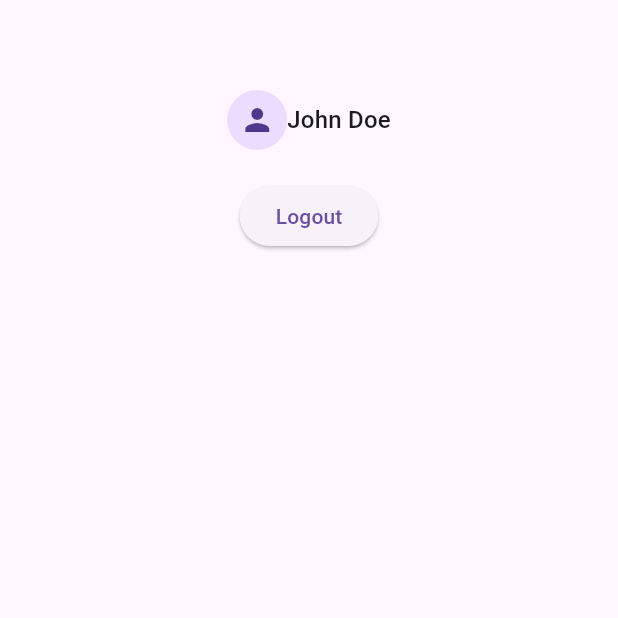
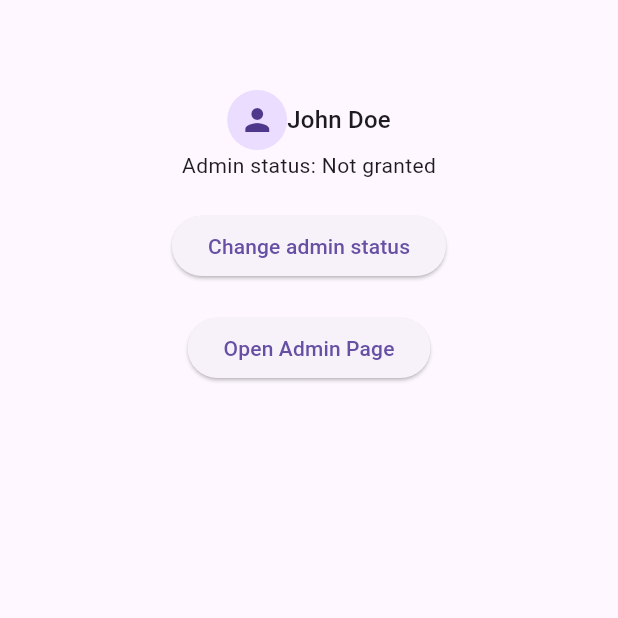
Before and after one commit to Kurczaak/deeplinker, a Flutter app: the ProfilePage screen opened directly, on a phone screen of 412 x 824 dp, the top half of it. Run offline on Flutter 3.47's test engine with Material 3 defaults, Android fonts, the phone set to English and light mode, and no system bars; our stand-ins replace auto_route, bloc, flutter_bloc.

Commit message:
feat: add admin page guards

```diff
--- a/lib/feature/profile/profile_page.dart
+++ b/lib/feature/profile/profile_page.dart
@@ -1,5 +1,6 @@
 import 'package:auto_route/auto_route.dart';
 import 'package:deeplinker/feature/admin/bloc/admin_bloc.dart';
+import 'package:deeplinker/router/router.gr.dart';
 import 'package:flutter/material.dart';
 import 'package:flutter_bloc/flutter_bloc.dart';
 
@@ -10,7 +11,9 @@ class ProfilePage extends StatelessWidget {
   @override
   Widget build(BuildContext context) {
     return Scaffold(
-      body: Column(
+      body: BlocBuilder<AdminBloc, AdminState>(
+        builder: (context, state) {
+          return Column(
             crossAxisAlignment: CrossAxisAlignment.center,
             children: [
               const SizedBox(
@@ -28,15 +31,33 @@ class ProfilePage extends StatelessWidget {
                   ),
                 ],
               ),
+              Text(
+                  'Admin status: ${state is Authenticated ? 'Granted' : 'Not granted'}'),
               const SizedBox(
                 height: 20,
               ),
               ElevatedButton(
                 onPressed: () {
+                  if (state is Authenticated) {
                     context.read<AdminBloc>().add(Deauthenticate());
+                  } else {
+                    context.read<AdminBloc>().add(Authenticate());
+                  }
                 },
-              child: const Text('Logout'))
+                child: const Text('Change admin status'),
+              ),
+              const SizedBox(
+                height: 20,
+              ),
+              ElevatedButton(
+                onPressed: () {
+                  context.router.push(const AdminProfileRoute());
+                },
+                child: const Text('Open Admin Page'),
+              )
             ],
+          );
+        },
       ),
     );
   }
--- /dev/null
+++ b/lib/feature/profile/profile_shell_page.dart
@@ -0,0 +1,6 @@
+import 'package:auto_route/auto_route.dart';
+
+@RoutePage()
+class ProfileShellPage extends AutoRouter {
+  const ProfileShellPage({super.key});
+}
--- a/lib/router/router.dart
+++ b/lib/router/router.dart
@@ -25,25 +25,15 @@ class AppRouter extends RootStackRouter {
         ),
       ];
 
-  // @override
-  // late final List<AutoRouteGuard> guards = [
-  //   AutoRouteGuard.simple(
-  //     (resolver, router) {
-  //       if (adminBloc.state is Authenticated ||
-  //           resolver.routeName == LoginRoute.name) {
-  //         // we continue navigation
-  //         resolver.next();
-  //       } else {
-  //         // else we navigate to the Login page so we get authenticated
-
-  //         // tip: use resolver.redirect to have the redirected route
-  //         // automatically removed from the stack when the resolver is completed
-  //         resolver.redirect(const LoginRoute());
-  //       }
-  //     },
-  //   ),
-  //   // add more guards here
-  // ];
+  @override
+  late final List<AutoRouteGuard> guards = [
+    AutoRouteGuard.simple((resolver, router) {
+      if (adminBloc.state is Authenticated ||
+          resolver.routeName != AdminProfileRoute.name) {
+        resolver.next();
+      }
+    }),
+  ];
 
   AutoRoute get bookRoutes => AutoRoute(
         page: BooksShellRoute.page,
@@ -79,7 +69,9 @@ class AppRouter extends RootStackRouter {
         ],
       );
 
-  AutoRoute get profileRoutes => AutoRoute(
-        page: ProfileRoute.page,
-      );
+  AutoRoute get profileRoutes =>
+      AutoRoute(page: ProfileShellRoute.page, children: [
+        AutoRoute(page: ProfileRoute.page, path: 'profile'),
+        AutoRoute(page: AdminProfileRoute.page, path: 'admin'),
+      ]);
 }
```
Also changed, not shown: lib/feature/profile/admin_profile_page.dart (added, +19 -0 lines), lib/main.dart (+4 -9 lines), lib/router/router.gr.dart, 1 other file. Lines whose indentation alone changed are shown as unchanged.
